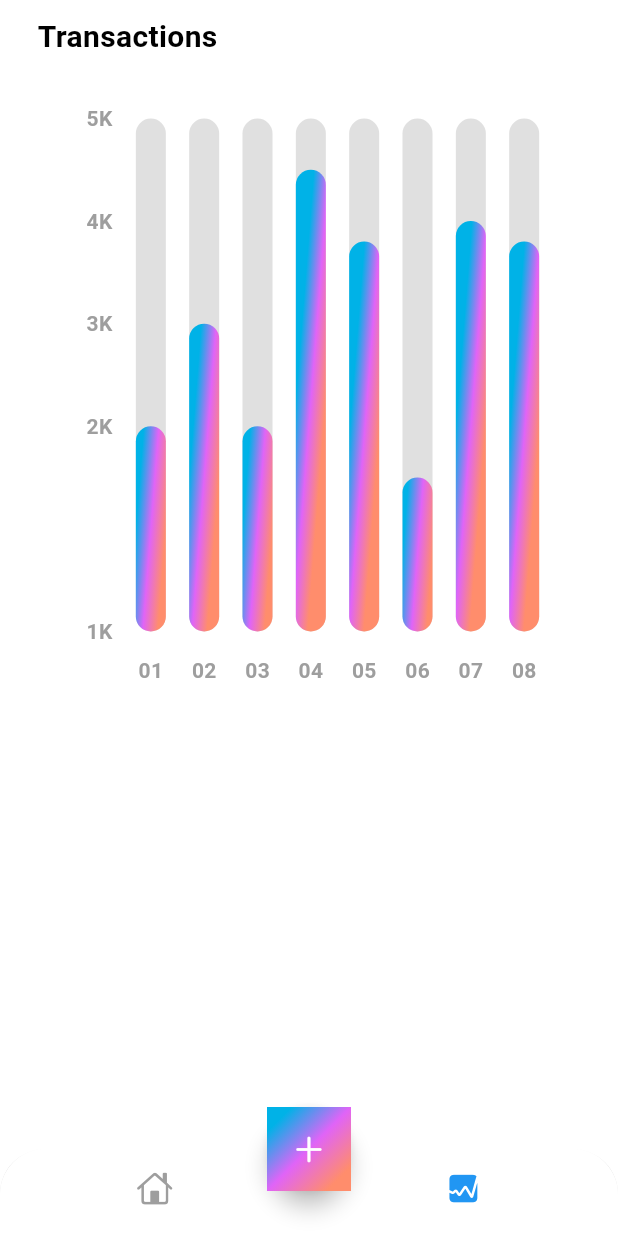
After one commit to kshah-5683/expenses-tracker-mobile-app, a Flutter app: the screen it shows after launch, item 2 of the bottom bar chosen, on a phone screen of 412 x 824 dp. The commit adds this screen. Run offline on Flutter 3.47's test engine with Material 3 defaults, Android fonts, the phone set to English and light mode, and no system bars; drawn by our look-alikes of fl_chart; our stand-ins replace font_awesome_flutter.

Commit message:
Transactions Screen

```diff
--- /dev/null
+++ b/lib/screens/home/stats/chart.dart
@@ -0,0 +1,171 @@
+import 'dart:math';
+import 'package:fl_chart/fl_chart.dart';
+import 'package:flutter/material.dart';
+
+class MyChart extends StatefulWidget {
+  const MyChart({super.key});
+
+  @override
+  State<MyChart> createState() => _MyChartState();
+}
+
+class _MyChartState extends State<MyChart> {
+  @override
+  Widget build(BuildContext context) {
+    return BarChart(
+      mainBarData(),
+    );
+  }
+
+  BarChartGroupData makeGroupData(int x, double y) {
+    return BarChartGroupData(
+      x: x,
+      barRods: [
+        BarChartRodData(
+          toY: y,
+          gradient: LinearGradient(
+            colors: [
+              Theme.of(context).colorScheme.primary,
+              Theme.of(context).colorScheme.secondary,
+              Theme.of(context).colorScheme.tertiary,
+            ],
+            transform: const GradientRotation(pi / 40),
+          ),
+          width: 20,
+          backDrawRodData: BackgroundBarChartRodData(
+            show: true,
+            toY: 5,
+            color: Colors.grey.shade300
+          )
+        )
+      ]
+    );
+  }
+
+  List<BarChartGroupData> showingGroups() => List.generate(8, (i) {
+    switch (i) {
+      case 0:
+        return makeGroupData(0, 2);
+      case 1:
+        return makeGroupData(1, 3);
+      case 2:
+        return makeGroupData(2, 2);
+      case 3:
+        return makeGroupData(3, 4.5);
+      case 4:
+        return makeGroupData(4, 3.8);
+      case 5:
+        return makeGroupData(5, 1.5);
+      case 6:
+        return makeGroupData(6, 4);
+      case 7:
+        return makeGroupData(7, 3.8);
+      default:
+        return throw Error();
+    }
+  });
+
+  BarChartData mainBarData() {
+    return BarChartData(
+      titlesData: FlTitlesData(
+        show: true,
+        rightTitles: const AxisTitles(
+          sideTitles: SideTitles(showTitles: false)
+        ),
+        topTitles: const AxisTitles(
+          sideTitles: SideTitles(showTitles: false)
+        ),
+        bottomTitles: AxisTitles(
+          sideTitles: SideTitles(
+            showTitles: true,
+            reservedSize: 38,
+            getTitlesWidget: getTiles,
+          )
+        ),
+        leftTitles: AxisTitles(
+          sideTitles: SideTitles(
+            showTitles: true,
+            reservedSize: 38,
+            getTitlesWidget: leftTitles,
+          ),
+        ),
+      ),
+      borderData: FlBorderData(
+        show: false
+      ),
+      gridData: const FlGridData(show: false),
+      barGroups: showingGroups(),
+    );
+  }
+
+  Widget getTiles(double value, TitleMeta meta) {
+    const style = TextStyle(
+      color: Colors.grey,
+      fontWeight: FontWeight.bold,
+      fontSize: 14,
+    );
+    Widget text;
+
+    switch (value.toInt()) {
+      case 0:
+        text = const Text('01', style: style);
+        break;
+      case 1:
+        text = const Text('02', style: style);
+        break;
+      case 2:
+        text = const Text('03', style: style);
+        break;
+      case 3:
+        text = const Text('04', style: style);
+        break;
+      case 4:
+        text = const Text('05', style: style);
+        break;
+      case 5:
+        text = const Text('06', style: style);
+        break;
+      case 6:
+        text = const Text('07', style: style);
+        break;
+      case 7:
+        text = const Text('08', style: style);
+        break;
+      default:
+        text = const Text('', style: style);
+        break;
+    }
+    return SideTitleWidget(
+      axisSide: meta.axisSide,
+      space: 16,
+      child: text,
+    );
+  }
+
+   Widget leftTitles(double value, TitleMeta meta) {
+    const style = TextStyle(
+      color: Colors.grey,
+      fontWeight: FontWeight.bold,
+      fontSize: 14,
+    );
+    String text;
+    if (value == 0) {
+      text = '1K';
+    } else if (value == 2) {
+      text = '2K';
+    } else if (value == 3) {
+      text = '3K';
+    } else if (value == 4) {
+      text = '4K';
+    } else if (value == 5) {
+      text = '5K';
+    } else {
+      return Container();
+    }
+    return SideTitleWidget(
+      axisSide: meta.axisSide,
+      space: 0,
+      child: Text(text, style: style),
+    );
+  }
+}
--- /dev/null
+++ b/lib/screens/home/stats/stats.dart
@@ -0,0 +1,42 @@
+import 'package:fl_chart/fl_chart.dart';
+import 'package:flutter/material.dart';
+
+import 'chart.dart';
+
+class StatScreen extends StatelessWidget {
+  const StatScreen({super.key});
+
+  @override
+  Widget build(BuildContext context) {
+    return SafeArea(
+      child: Padding(
+        padding: const EdgeInsets.symmetric(horizontal: 25.0, vertical: 10),
+        child: Column(
+          crossAxisAlignment: CrossAxisAlignment.start,
+          children: [
+            const Text(
+              'Transactions',
+              style: TextStyle(
+                fontSize: 20,
+                fontWeight: FontWeight.bold
+              ),
+            ),
+            const SizedBox(height: 20),
+            Container(
+              width: MediaQuery.of(context).size.width,
+              height: MediaQuery.of(context).size.width,
+              decoration: BoxDecoration(
+                color: Colors.white,
+                borderRadius: BorderRadius.circular(12)
+              ),
+              child: const Padding(
+                padding: EdgeInsets.fromLTRB(12, 20, 12, 12),
+                child: MyChart(),
+              )
+            )
+          ],
+        ),
+      ),
+    );
+  }
+}
--- a/lib/screens/home/views/home_screen.dart
+++ b/lib/screens/home/views/home_screen.dart
@@ -1,32 +1,46 @@
 import 'dart:math';
 
+import 'package:expense_tracker/screens/home/stats/stats.dart';
 import 'package:expense_tracker/screens/home/views/main_screen.dart';
 import 'package:flutter/cupertino.dart';
 import 'package:flutter/material.dart';
 
-class HomeScreen extends StatelessWidget {
+class HomeScreen extends StatefulWidget {
   const HomeScreen({super.key});
+
+  @override
+  State<HomeScreen> createState() => _HomeScreenState();
+}
+
+class _HomeScreenState extends State<HomeScreen> {
+  int index = 0;
+  late Color selectedItem = Colors.blue;
+  Color unselectedItem = Colors.grey;
 
   @override
   Widget build(BuildContext context) {
     return Scaffold(
-      //appBar: AppBar(),
       bottomNavigationBar: ClipRRect(
         borderRadius: BorderRadius.vertical(
           top: Radius.circular(30)
         ),
       child: BottomNavigationBar(
-        backgroundColor: Colors.white,
+        onTap: (value) {
+          setState(() {
+            index = value;
+          });
+        },
+        //backgroundColor: Colors.white,
         showSelectedLabels: false,
         showUnselectedLabels: false,
         elevation: 3,
-        items: const [
+        items:[
           BottomNavigationBarItem(
-            icon: Icon(CupertinoIcons.home),
+            icon: Icon(CupertinoIcons.home, color: index == 0 ? selectedItem : unselectedItem),
             label: 'Home'
           ),
           BottomNavigationBarItem(
-            icon: Icon(CupertinoIcons.graph_square_fill),
+            icon: Icon(CupertinoIcons.graph_square_fill,color: index == 1 ? selectedItem : unselectedItem),
             label: 'Stats'
           )
 
@@ -49,13 +63,15 @@ class HomeScreen extends StatelessWidget {
             ],
             transform: const GradientRotation( pi / 4),
             ),
-        ),
+          ),
         child: const Icon(
           CupertinoIcons.add
-        ),
-      )
+          ),
+        )
       ),
-      body: MainScreen()
-  );
+       body: index == 0
+              ? MainScreen()
+              : const StatScreen()
+    );
   }
 }
```
Also changed, not shown: pubspec.yaml (+5 -69 lines), pubspec.lock.
